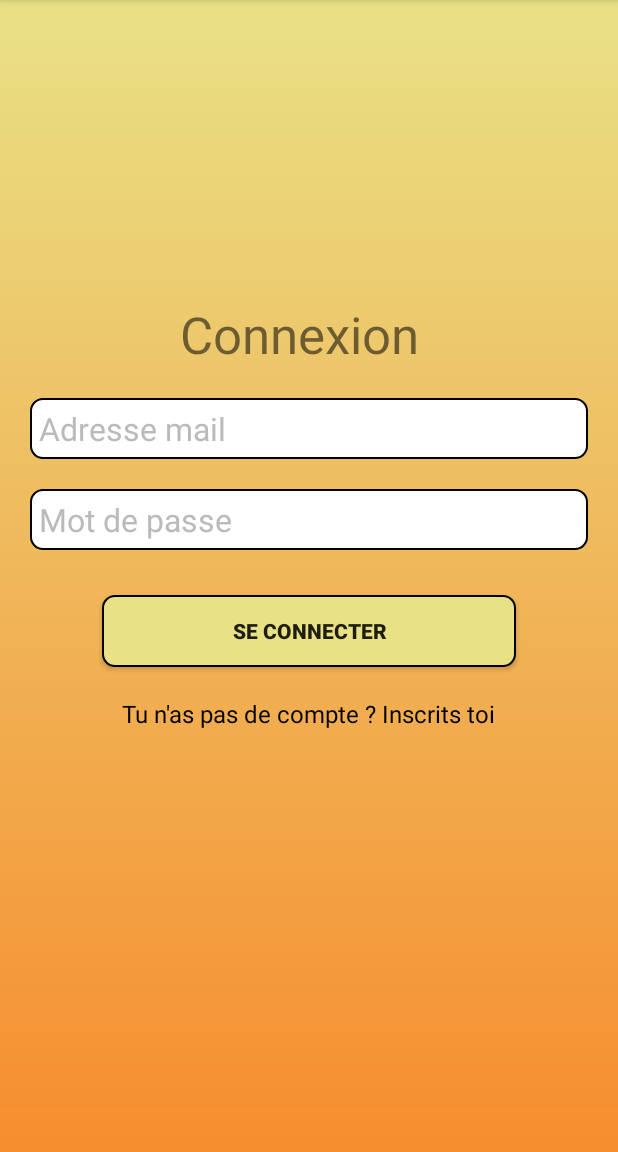
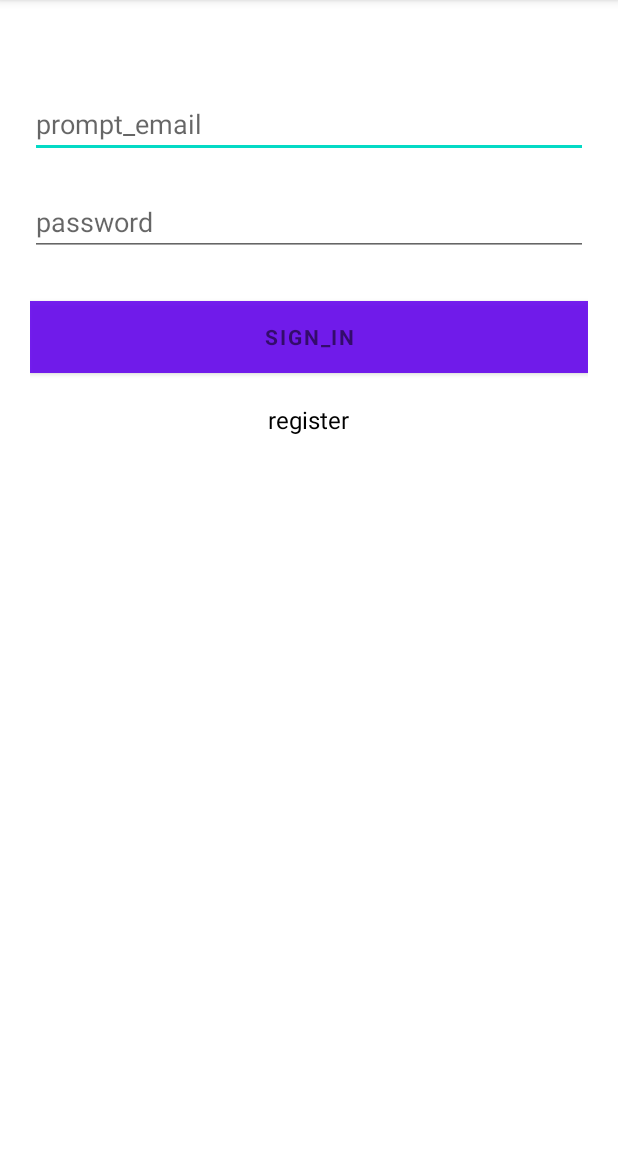
Before and after one commit to Jemery-Dev/Coral-Map, an Android app: the Login screen opened directly, with no data from a screen before it, on a phone screen of 412 x 824 dp, the part 84-1236 px from its top. Run offline under Robolectric (Android 15) with nearby library versions, the phone set to English and light mode, and no system bars; our stand-ins replace Firebase (no records; nobody signed in at launch, a user with empty details on screens opened directly).

Commit message:
Revert "Merge branch 'stylePage'"
This reverts commit 6282f96a18262eeceb0306335a9a08f742ec561d, reversing
changes made to dd076a788303acd670c93dd9a1f848756e6a8bd4.

```diff
--- a/app/src/main/java/com/example/coralmap/ui/Registration.java
+++ b/app/src/main/java/com/example/coralmap/ui/Registration.java
@@ -35,7 +35,7 @@ public class Registration extends AppCompatActivity implements
     private static final String TAG = "Registration";
 
     //widgets
-    private EditText mEmail, mUsername, mPassword, mConfirmPassword;
+    private EditText mEmail, mPassword, mConfirmPassword;
     private ProgressBar mProgressBar;
 
     //vars
@@ -47,7 +47,6 @@ public class Registration extends AppCompatActivity implements
         super.onCreate(savedInstanceState);
         setContentView(R.layout.activity_register);
         mEmail = (EditText) findViewById(R.id.input_email);
-        mUsername = (EditText) findViewById(R.id.input_username);
         mPassword = (EditText) findViewById(R.id.input_password);
         mConfirmPassword = (EditText) findViewById(R.id.input_confirm_password);
         mProgressBar = (ProgressBar) findViewById(R.id.progressBar);
@@ -79,7 +78,7 @@ public class Registration extends AppCompatActivity implements
 
                                 Utilisateur user = new Utilisateur();
                                 user.setEmail(email);
-                                user.setUsername(mUsername.getText().toString());
+                                user.setUsername(email.substring(0, email.indexOf("@")));
                                 user.setUser_id(FirebaseAuth.getInstance().getUid());
 
                                 FirebaseFirestoreSettings settings = new FirebaseFirestoreSettings.Builder()
--- a/app/src/main/res/drawable/button_background.xml
+++ /dev/null
@@ -1,9 +0,0 @@
-<!-- res/drawable/edit_text_background.xml -->
-<shape xmlns:android="http://schemas.android.com/apk/res/android"
-    android:shape="rectangle">
-    <solid android:color="#e9e186" />
-    <stroke
-        android:width="1dp"
-        android:color="#000000" />
-    <corners android:radius="8dp" />
-</shape>
--- a/app/src/main/res/drawable/edit_text_background.xml
+++ /dev/null
@@ -1,9 +0,0 @@
-<!-- res/drawable/edit_text_background.xml -->
-<shape xmlns:android="http://schemas.android.com/apk/res/android"
-    android:shape="rectangle">
-    <solid android:color="#FFFFFF" />
-    <stroke
-        android:width="1dp"
-        android:color="#000000" />
-    <corners android:radius="8dp" />
-</shape>
--- a/app/src/main/res/drawable/gradientbackground.xml
+++ /dev/null
@@ -1,9 +0,0 @@
-<!-- res/drawable/gradient_background.xml -->
-<shape xmlns:android="http://schemas.android.com/apk/res/android"
-    android:shape="rectangle">
-    <gradient
-        android:startColor="#f68d2e"
-        android:endColor="#e9e186"
-        android:type="linear"
-        android:angle="90"/>
-</shape>
--- a/app/src/main/res/layout/activity_login.xml
+++ b/app/src/main/res/layout/activity_login.xml
@@ -3,35 +3,21 @@
     xmlns:tools="http://schemas.android.com/tools"
     android:layout_width="match_parent"
     android:layout_height="match_parent"
-    android:background="@drawable/gradientbackground"
-    android:orientation="vertical"
-    android:gravity="center">
-
+    android:orientation="vertical">
 
 
     <ScrollView
         android:id="@+id/login_form"
         android:layout_width="match_parent"
-        android:layout_height="0dp"
-        android:layout_weight="1">
+        android:layout_height="match_parent">
 
         <LinearLayout
             android:id="@+id/email_login_form"
             android:layout_width="match_parent"
             android:layout_height="wrap_content"
-            android:layout_marginVertical="180dp"
+            android:orientation="vertical"
             android:layout_marginTop="20dp"
-            android:orientation="vertical"
             android:padding="20dp">
-
-            <TextView
-                android:id="@+id/textView"
-                android:layout_width="171dp"
-                android:layout_height="wrap_content"
-                android:text="@string/connexion"
-                android:layout_marginHorizontal="100dp"
-                android:textSize="34sp"
-                android:layout_gravity="top" />
 
 
             <EditText
@@ -39,55 +25,46 @@
                 android:layout_width="match_parent"
                 android:layout_height="wrap_content"
                 android:layout_marginTop="20dp"
-                android:background="@drawable/edit_text_background"
-                android:hint="@string/adresse_mail"
+                android:hint="@string/prompt_email"
                 android:inputType="textEmailAddress"
-                android:maxLines="1"
-                android:textColorHint="#bababa"
-                android:padding="6dp"
-                android:textSize="21sp" />
+                android:maxLines="1"/>
+
 
             <EditText
                 android:id="@+id/password"
                 android:layout_width="match_parent"
                 android:layout_height="wrap_content"
+                android:hint="@string/password"
                 android:layout_marginTop="20dp"
-                android:padding="6dp"
-                android:background="@drawable/edit_text_background"
-                android:hint="@string/mot_de_passe"
                 android:inputType="textPassword"
                 android:maxLines="1"
-                android:textColorHint="#bababa"
-                android:textSize="21sp" />
+                />
+
+            <Button
+                android:id="@+id/email_sign_in_button"
+                style="?android:textAppearanceSmall"
+                android:layout_width="match_parent"
+                android:layout_height="wrap_content"
+                android:layout_marginTop="30dp"
+                android:text="@string/sign_in"
+                android:textStyle="bold"
+                android:background="@color/common_google_signin_btn_text_light_pressed"/>
+
+            <RelativeLayout
+                android:layout_width="match_parent"
+                android:layout_height="wrap_content"
+                android:id="@+id/relLayout1">
 
 
-
-            <androidx.appcompat.widget.AppCompatButton
-                android:id="@+id/email_sign_in_button"
-                android:layout_width="match_parent"
-                android:layout_height="wrap_content"
-                android:background="@drawable/button_background"
-                android:layout_marginTop="30dp"
-                android:layout_marginHorizontal="48dp"
-                android:text="@string/se_connecter"
-                android:textStyle="bold" />
-
-            <RelativeLayout
-                android:id="@+id/relLayout1"
-                android:layout_width="match_parent"
-                android:layout_height="wrap_content">
-
-
-                <TextView
-                    android:id="@+id/link_register"
+                <TextView android:id="@+id/link_register"
                     android:layout_width="wrap_content"
                     android:layout_height="wrap_content"
-                    android:layout_centerHorizontal="true"
                     android:layout_marginTop="20dp"
+                    android:text="@string/register"
                     android:gravity="center"
-                    android:text="@string/tu_n_as_pas_de_compte_inscrits_toi"
+                    android:textSize="16sp"
                     android:textColor="@color/black"
-                    android:textSize="16sp" />
+                    android:layout_centerHorizontal="true"/>
 
 
             </RelativeLayout>
@@ -97,10 +74,10 @@
     </ScrollView>
 
     <ProgressBar
-        android:id="@+id/progressBar"
         android:layout_width="wrap_content"
         android:layout_height="wrap_content"
+        android:id="@+id/progressBar"
         android:layout_marginTop="200dp"
-        android:visibility="invisible" />
+        android:visibility="invisible"/>
 
 </LinearLayout>
--- a/app/src/main/res/values/strings.xml
+++ b/app/src/main/res/values/strings.xml
@@ -12,12 +12,4 @@
     <string name="confirm_password">confirm_password</string>
     <string name="email_registration">email_registration</string>
     <string name="collection_users">users</string>
-    <string name="se_connecter">Se connecter</string>
-    <string name="adresse_mail">Adresse mail</string>
-    <string name="mot_de_passe">Mot de passe</string>
-    <string name="tu_n_as_pas_de_compte_inscrits_toi">Tu n\'as pas de compte ? Inscrits toi</string>
-    <string name="connexion">Connexion</string>
-    <string name="inscription">Inscription</string>
-    <string name="confirmation_mot_de_passe">Confirmation mot de passe</string>
-    <string name="s_inscrire">S\'inscrire</string>
 </resources>
```
Also changed, not shown: app/src/main/res/layout/activity_register.xml (+10 -30 lines).
